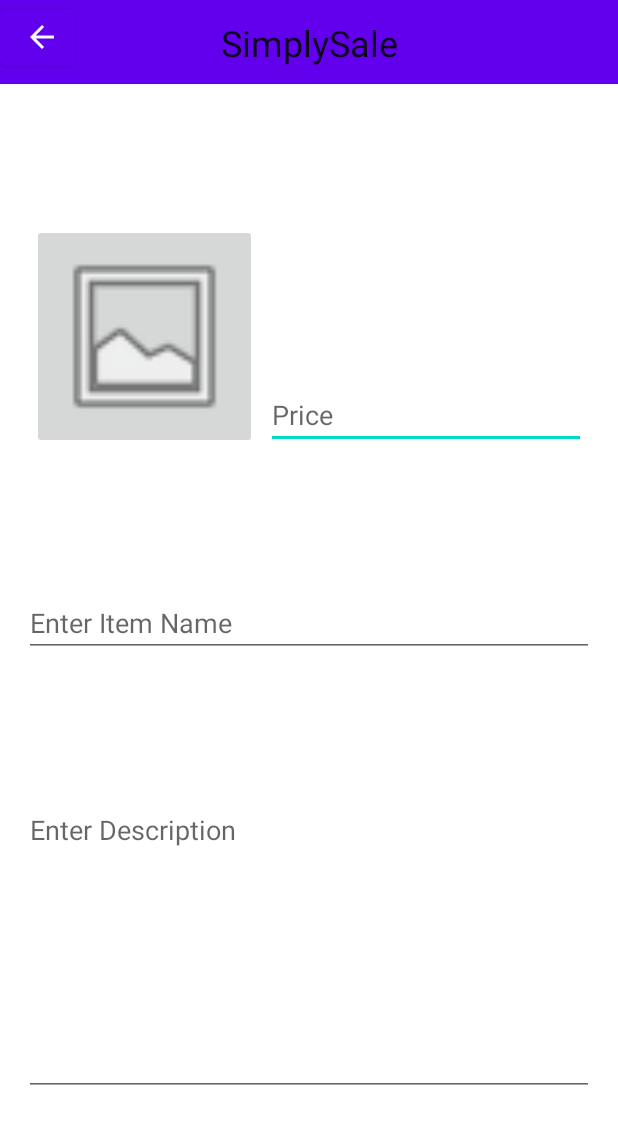
After one commit to AustiBomb33/3025-semester-project, an Android app: the ViewListingActivity screen opened directly, with no data from a screen before it, on a phone screen of 412 x 824 dp. The commit adds this screen. Shown: the top 1124 px of the screen. Run offline under Robolectric (Android 15) with nearby library versions, the phone set to English and light mode, and no system bars; our stand-ins replace Firebase (no records; nobody signed in at launch, a user with empty details on screens opened directly); 4 statements that could not run were skipped.

```diff
--- a/app/src/main/AndroidManifest.xml
+++ b/app/src/main/AndroidManifest.xml
@@ -9,7 +9,9 @@
         android:roundIcon="@mipmap/ic_launcher_round"
         android:supportsRtl="true"
         android:theme="@style/Theme.SimplySale">
-        <activity android:name=".OwnedListings"></activity>
+        <activity android:name=".ModifyListingActivity"></activity>
+        <activity android:name=".ViewListingActivity" />
+        <activity android:name=".OwnedListings" />
         <activity android:name=".loginActivity">
             <intent-filter>
                 <action android:name="android.intent.action.MAIN" />
--- a/app/src/main/java/com/marcoux/simplysale/Listing.kt
+++ b/app/src/main/java/com/marcoux/simplysale/Listing.kt
@@ -1,4 +1,6 @@
 package com.marcoux.simplysale
+
+import java.io.Serializable
 
 class Listing(
     var id: String? = null,
@@ -7,4 +9,4 @@
     var price: Float? = null,
     var desc: String? = null,
     var owner: String? = null
-)
+) : Serializable
--- a/app/src/main/java/com/marcoux/simplysale/MainActivity.kt
+++ b/app/src/main/java/com/marcoux/simplysale/MainActivity.kt
@@ -9,6 +9,7 @@
 import com.firebase.ui.auth.AuthUI
 import com.google.firebase.auth.FirebaseAuth
 import com.marcoux.simplysale.databinding.ActivityMainBinding
+
 class MainActivity : AppCompatActivity() {
 
     private lateinit var binding: ActivityMainBinding
@@ -38,6 +39,4 @@
     }
 
 
-
-
 }
--- /dev/null
+++ b/app/src/main/java/com/marcoux/simplysale/ViewListingActivity.kt
@@ -0,0 +1,44 @@
+package com.marcoux.simplysale
+
+import android.content.Intent
+import android.graphics.BitmapFactory
+import androidx.appcompat.app.AppCompatActivity
+import android.os.Bundle
+import android.util.Log
+import androidx.core.text.set
+import com.google.firebase.storage.FirebaseStorage
+import com.marcoux.simplysale.databinding.ActivityViewListingBinding
+
+class ViewListingActivity : AppCompatActivity() {
+
+    private lateinit var binding: ActivityViewListingBinding
+
+    override fun onCreate(savedInstanceState: Bundle?) {
+        super.onCreate(savedInstanceState)
+        binding = ActivityViewListingBinding.inflate(layoutInflater)
+        setContentView(binding.root)
+
+        val listing = intent.getSerializableExtra("listing") as? Listing
+        binding.textDescription.setText(listing!!.desc)
+        binding.textItemName.setText(listing.name)
+        binding.textItemPrice.setText("$${listing.price}")
+
+        val storage = FirebaseStorage.getInstance().reference
+        val imgURL = "images/${listing.image}.jpg"
+        Log.i("ImageURL", imgURL)
+        val storagePath = storage.child(imgURL)
+        storagePath.getBytes(1024 * 1024).addOnSuccessListener { bytes ->
+            binding.buttonSelectImage.setImageBitmap(
+                BitmapFactory.decodeByteArray(
+                    bytes,
+                    0,
+                    bytes.size
+                )
+            )
+        }
+
+        binding.backButton.setOnClickListener {
+            finish()
+        }
+    }
+}
--- /dev/null
+++ b/app/src/main/res/layout/activity_view_listing.xml
@@ -0,0 +1,108 @@
+<?xml version="1.0" encoding="utf-8"?>
+<androidx.constraintlayout.widget.ConstraintLayout xmlns:android="http://schemas.android.com/apk/res/android"
+    xmlns:app="http://schemas.android.com/apk/res-auto"
+    xmlns:tools="http://schemas.android.com/tools"
+    android:layout_width="match_parent"
+    android:layout_height="match_parent"
+    tools:context=".CreateListingActivity">
+
+    <androidx.appcompat.widget.Toolbar
+        android:id="@+id/toolbar3"
+        android:layout_width="match_parent"
+        android:layout_height="wrap_content"
+        android:background="?attr/colorPrimary"
+        android:minHeight="?attr/actionBarSize"
+        android:theme="?attr/actionBarTheme"
+        app:layout_constraintTop_toTopOf="parent"
+        tools:layout_editor_absoluteX="1dp" />
+
+    <TextView
+        android:id="@+id/textView2"
+        android:layout_width="wrap_content"
+        android:layout_height="wrap_content"
+        android:text="@string/app_name"
+        android:textAppearance="@style/TextAppearance.AppCompat.Headline"
+        app:layout_constraintBottom_toBottomOf="@+id/toolbar3"
+        app:layout_constraintEnd_toEndOf="parent"
+        app:layout_constraintStart_toStartOf="parent"
+        app:layout_constraintTop_toTopOf="@+id/toolbar3" />
+
+    <ImageButton
+        android:id="@+id/buttonSelectImage"
+        android:layout_width="150dp"
+        android:layout_height="150dp"
+        android:layout_marginStart="16dp"
+        android:layout_marginLeft="16dp"
+        android:clickable="false"
+        android:contentDescription="@string/imagePlaceholder"
+        android:scaleType="fitCenter"
+        app:layout_constraintBottom_toTopOf="@+id/textItemName"
+        app:layout_constraintEnd_toStartOf="@+id/textItemPrice"
+        app:layout_constraintHorizontal_bias="0.5"
+        app:layout_constraintStart_toStartOf="parent"
+        app:layout_constraintTop_toBottomOf="@+id/toolbar3"
+        app:srcCompat="@android:drawable/ic_menu_gallery" />
+
+    <EditText
+        android:id="@+id/textItemPrice"
+        android:layout_width="wrap_content"
+        android:layout_height="wrap_content"
+        android:layout_marginEnd="16dp"
+        android:layout_marginRight="16dp"
+        android:editable="false"
+        android:ems="10"
+        android:hint="@string/price_placeholder"
+        android:importantForAutofill="no"
+        android:inputType="numberDecimal"
+        app:layout_constraintBottom_toBottomOf="@+id/buttonSelectImage"
+        app:layout_constraintEnd_toEndOf="parent"
+        app:layout_constraintHorizontal_bias="0.5"
+        app:layout_constraintStart_toEndOf="@+id/buttonSelectImage" />
+
+    <EditText
+        android:id="@+id/textItemName"
+        android:layout_width="fill_parent"
+        android:layout_height="wrap_content"
+        android:layout_marginStart="16dp"
+        android:layout_marginLeft="16dp"
+        android:layout_marginEnd="16dp"
+        android:layout_marginRight="16dp"
+        android:editable="false"
+        android:ems="10"
+        android:hint="@string/item_name_placeholder"
+        android:importantForAutofill="no"
+        android:inputType="textPersonName"
+        app:layout_constraintBottom_toTopOf="@+id/textDescription"
+        app:layout_constraintEnd_toEndOf="parent"
+        app:layout_constraintHorizontal_bias="0.363"
+        app:layout_constraintStart_toStartOf="parent"
+        app:layout_constraintTop_toBottomOf="@+id/buttonSelectImage" />
+
+    <EditText
+        android:id="@+id/textDescription"
+        android:layout_width="fill_parent"
+        android:layout_height="200dp"
+        android:layout_marginStart="16dp"
+        android:layout_marginLeft="16dp"
+        android:layout_marginEnd="16dp"
+        android:layout_marginRight="16dp"
+        android:editable="false"
+        android:ems="10"
+        android:gravity="start|top"
+        android:hint="@string/item_description_placeholder"
+        android:importantForAutofill="no"
+        android:inputType="textMultiLine"
+        app:layout_constraintBottom_toBottomOf="parent"
+        app:layout_constraintEnd_toEndOf="parent"
+        app:layout_constraintStart_toStartOf="parent"
+        app:layout_constraintTop_toBottomOf="@+id/textItemName" />
+
+    <Button
+        android:id="@+id/backButton"
+        android:layout_width="50dp"
+        android:layout_height="50dp"
+        app:icon="@drawable/abc_vector_test"
+        app:layout_constraintStart_toStartOf="parent"
+        app:layout_constraintTop_toTopOf="parent" />
+
+</androidx.constraintlayout.widget.ConstraintLayout>
```
Also changed, not shown: app/src/main/java/com/marcoux/simplysale/ModifyListingActivity.kt (added, +109 -0 lines), app/src/main/java/com/marcoux/simplysale/RecyclerViewAdapter.kt (+18 -3 lines), app/src/main/res/layout/activity_modify_listing.xml (added, +114 -0 lines), 1 other file.
